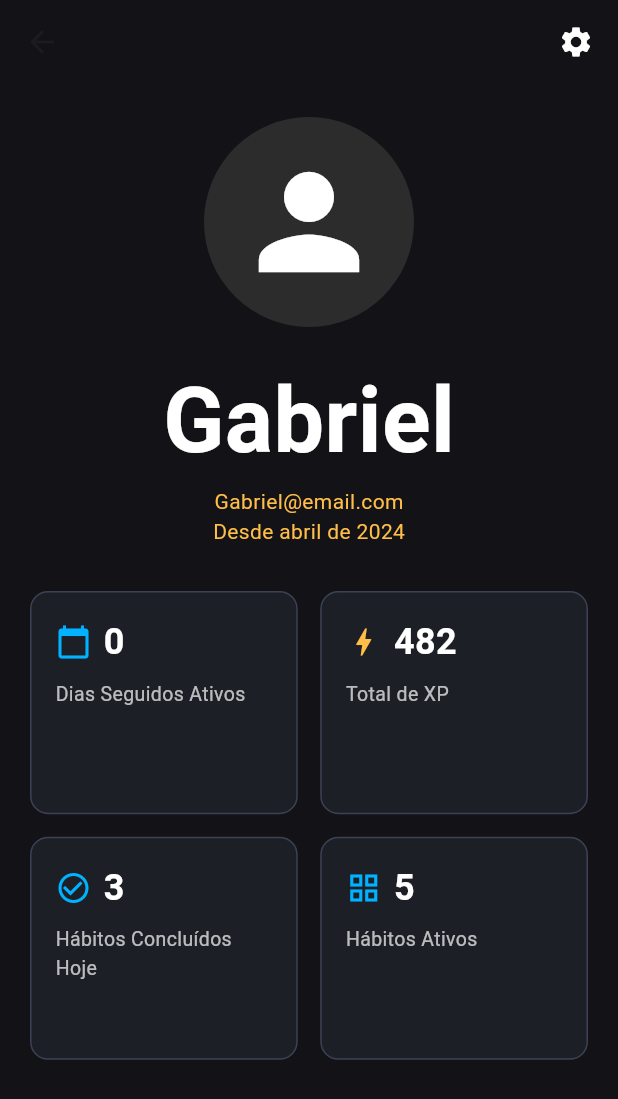
After one commit to Josmateussilva0110/EVOLVERE_PDSI, a Flutter app: the screen it shows after launch, after a tap on the "person" icon, on a phone screen of 412 x 824 dp. The commit adds this screen. Shown: the top 1099 px of the screen. Run offline on Flutter 3.47's test engine with Material 3 defaults, Android fonts, the phone set to English and light mode, and no system bars; our stand-ins replace google_fonts, image_picker.

Commit message:
Rai leal (#44)
* feat: tela de cadastro de habitos

* feat: tela de perfil

---------

Co-authored-by: Mateus Silva <127849926+Josmateussilva0110@users.noreply.github.com>

```diff
--- a/frontend/lib/features/home/home_screen.dart
+++ b/frontend/lib/features/home/home_screen.dart
@@ -0,0 +1,32 @@
+import 'package:flutter/material.dart';
+import 'tela_perfil.dart';
+
+class HomeScreen extends StatelessWidget {
+  @override
+  Widget build(BuildContext context) {
+    return Scaffold(
+      appBar: AppBar(
+        title: const Text('Home'),
+        actions: [
+          IconButton(
+            icon: const Icon(
+              Icons.person,
+              color: Colors.white,
+            ),
+            onPressed: () {
+              Navigator.push(
+                context,
+                MaterialPageRoute(
+                  builder: (context) => const TelaPerfil(),
+                ),
+              );
+            },
+          ),
+        ],
+      ),
+      body: Center(
+        child: const Text('Welcome to Home Screen'),
+      ),
+    );
+  }
+}
--- /dev/null
+++ b/frontend/lib/features/home/tela_perfil.dart
@@ -0,0 +1,161 @@
+import 'package:flutter/material.dart';
+
+void main() {
+  runApp(const MaterialApp(
+    home: TelaPerfil(),
+    debugShowCheckedModeBanner: false,
+  ));
+}
+
+class TelaPerfil extends StatelessWidget {
+  const TelaPerfil({super.key});
+
+  @override
+  Widget build(BuildContext context) {
+    return Scaffold(
+      backgroundColor: const Color(0xFF121217), // Cor de fundo padrão do app
+      appBar: AppBar(
+        backgroundColor: Colors.transparent,
+        elevation: 0,
+        actions: const [
+          Padding(
+            padding: EdgeInsets.only(right: 16.0),
+            child: Icon(Icons.settings, color: Colors.white),
+          ),
+        ],
+      ),
+      body: SafeArea(
+        child: Padding(
+          padding: const EdgeInsets.all(20),
+          child: Column(
+            children: [
+              const SizedBox(height: 2),
+              const CircleAvatar(
+                radius: 70, // Aumente este valor para um círculo maior (era 40)
+                backgroundColor: Color(0xFF2C2C2C),
+                child: Icon(
+                  Icons.person,
+                  size: 100, // Aumente este valor para um ícone maior (era 40)
+                  color: Colors.white
+                ),
+              ),
+              const SizedBox(height: 20),
+              const Text(
+                "Gabriel",
+                style: TextStyle(
+                  color: Colors.white,
+                  fontSize: 60,
+                  fontWeight: FontWeight.bold
+                ),
+              ),
+              const Text(
+                "Gabriel@email.com",
+                style: TextStyle(color: Color(0xFFFFBE47)),
+              ),
+              const Text(
+                "Desde abril de 2024",
+                style: TextStyle(color: Color(0xFFFFBE47)), // Cor accent padrão
+              ),
+              const SizedBox(height: 30),
+              Expanded(
+                child: GridView.count(
+                  crossAxisCount: 2,
+                  mainAxisSpacing: 15,
+                  crossAxisSpacing: 15,
+                  childAspectRatio: 1.2,
+                  children: const [
+                    CardInfo(
+                      title: "Dias Seguidos Ativos",
+                      value: "0",
+                      icon: Icons.calendar_today,
+                      iconColor: Color(0xFF00B2FF), // Azul claro
+                    ),
+                    CardInfo(
+                      title: "Total de XP",
+                      value: "482",
+                      icon: Icons.bolt,
+                      iconColor: Color(0xFFFFBE47), // Amarelo
+                    ),
+                    CardInfo(
+                      title: "Hábitos Concluídos Hoje",
+                      value: "3",
+                      icon: Icons.check_circle_outline,
+                      iconColor: Color(0xFF00B2FF), // Azul claro
+                    ),
+                    CardInfo(
+                      title: "Hábitos Ativos",
+                      value: "5",
+                      icon: Icons.grid_view,
+                      iconColor: Color(0xFF00B2FF), // Azul claro
+                    ),
+                  ],
+                ),
+              ),
+            ],
+          ),
+        ),
+      ),
+    );
+  }
+}
+
+class CardInfo extends StatelessWidget {
+  final String title;
+  final String value;
+  final IconData? icon;
+  final Color iconColor;
+
+  const CardInfo({
+    super.key,
+    required this.title,
+    required this.value,
+    this.icon,
+    this.iconColor = Colors.white,
+  });
+
+  @override
+  Widget build(BuildContext context) {
+    return Container(
+      padding: const EdgeInsets.all(16),
+      decoration: BoxDecoration(
+        color: const Color(0xFF1C1F26),
+        borderRadius: BorderRadius.circular(12),
+        border: Border.all(color: const Color(0xFF3B4254)),
+      ),
+      child: Column(
+        crossAxisAlignment: CrossAxisAlignment.start,
+        children: [
+          // Ícone e número na mesma linha
+          Row(
+            children: [
+              if (icon != null)
+                Icon(
+                  icon,
+                  color: iconColor,
+                  size: 24,
+                ),
+              const SizedBox(width: 8),
+              Text(
+                value,
+                style: const TextStyle(
+                  color: Colors.white,
+                  fontSize: 24,
+                  fontWeight: FontWeight.bold
+                ),
+              ),
+            ],
+          ),
+          const SizedBox(height: 8),
+          // Título abaixo
+          Text(
+            title,
+            style: const TextStyle(
+              color: Colors.white70,
+              fontSize: 13,
+            ),
+          ),
+        ],
+      ),
+    );
+  }
+}
--- a/frontend/lib/features/initial/screens/welcome_screen.dart
+++ b/frontend/lib/features/initial/screens/welcome_screen.dart
@@ -1,11 +1,30 @@
 import 'package:flutter/material.dart';
+import 'package:google_fonts/google_fonts.dart';
 import '../widgets/welcome_buttons.dart';
 
 class WelcomeScreen extends StatelessWidget {
   @override
   Widget build(BuildContext context) {
     return Scaffold(
-      backgroundColor: const Color(0xFF17171D), // cor escura de fundo
+      backgroundColor: const Color(0xFF121217),
+      appBar: AppBar(
+        backgroundColor: Colors.transparent,
+        elevation: 0,
+        actions: [
+          // Adicione o botão de perfil aqui
+          IconButton(
+            icon: const Icon(
+              Icons.person,
+              color: Colors.white,
+              size: 28,
+            ),
+            onPressed: () {
+              Navigator.pushNamed(context, '/perfil');
+            },
+          ),
+          const SizedBox(width: 16),
+        ],
+      ),
       body: SafeArea(
         child: SingleChildScrollView(
           child: Center(
--- a/frontend/lib/main.dart
+++ b/frontend/lib/main.dart
@@ -1,9 +1,11 @@
 import 'package:flutter/material.dart';
 import 'package:front/features/initial/screens/welcome_screen.dart';
-//import 'package:front/features/user/register_user/screens/user_screen.dart';
-//import 'features/user/tela_login/themes/app_theme.dart';
 import 'features/user/tela_login/screens/login_screen.dart';
 import 'features/user/register_user/screens/user_screen.dart';
+import 'features/Habits/Screens/Tela_Habitos/tela_habitos.dart';
+import 'features/Habits/Screens/Tela_Frequencia/Tela_Frequencia.dart';
+import 'features/Habits/Screens//Tela_Prazo/tela_Prazo.dart';
+import 'features/home/tela_perfil.dart'; // Adicione esta linha
 //import 'features/user/register_category/screens/categorie_screen.dart';
 import 'features/Habits/Screens/Tela_Habitos/tela_habitos.dart'; // Adicione esta linha
 import 'features/Habits/Screens/Tela_Frequencia/Tela_Frequencia.dart'; // Adicione esta linha
@@ -42,6 +44,7 @@ class _MyAppState extends State<MyApp> {
         '/habitos': (context) => TelaHabitos(),
         '/frequencia': (context) => TelaFrequencia(),
         '/prazo': (context) => TelaPrazo(),
+        '/perfil': (context) => const TelaPerfil(),
       },
     );
   }
```
